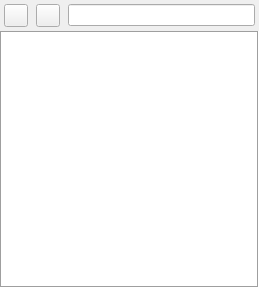
This is src/home/flibrary/gui/TreeView.ui in heimdallr/books as Qt 5 draws it before an edit. The edited form follows.
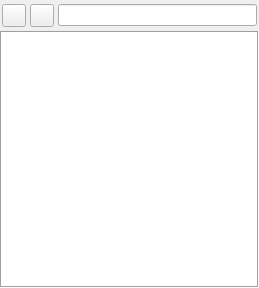
This is the edited form. Icons and pictures are not drawn. Custom widgets are drawn as their Qt base class.

```diff
--- a/src/home/flibrary/gui/TreeView.ui
+++ b/src/home/flibrary/gui/TreeView.ui
@@ -32,16 +32,16 @@
    <item>
     <layout class="QHBoxLayout" name="horizontalLayout">
      <property name="spacing">
-      <number>8</number>
+      <number>4</number>
      </property>
      <property name="leftMargin">
-      <number>4</number>
+      <number>2</number>
      </property>
      <property name="topMargin">
       <number>4</number>
      </property>
      <property name="rightMargin">
-      <number>4</number>
+      <number>2</number>
      </property>
      <property name="bottomMargin">
       <number>4</number>
```
